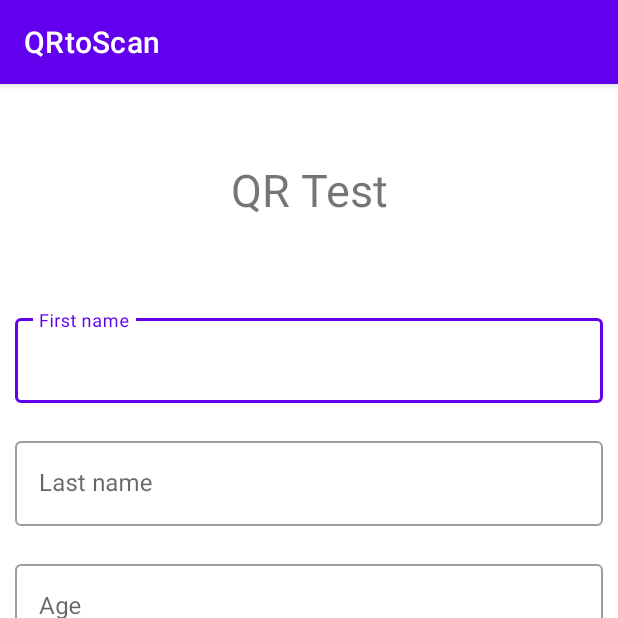
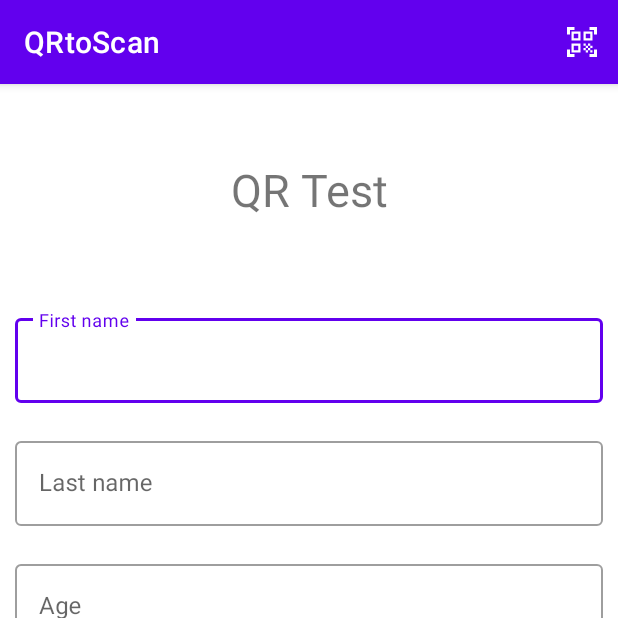
Before and after one commit to OuchattiKhadija/QR_code_demo, an Android app: the screen it shows after launch (MainActivity), on a phone screen of 412 x 824 dp, the top half of it. Run offline under Robolectric (Android 15) with nearby library versions, the phone set to English and light mode, and no system bars.

Commit message:
add scan function

```diff
--- a/app/build.gradle
+++ b/app/build.gradle
@@ -36,4 +36,5 @@ dependencies {
     androidTestImplementation 'androidx.test.ext:junit:1.1.3'
     androidTestImplementation 'androidx.test.espresso:espresso-core:3.4.0'
     implementation 'me.dm7.barcodescanner:zxing:1.9.13'
+    implementation 'com.journeyapps:zxing-android-embedded:3.4.0'
 }
--- /dev/null
+++ b/app/src/main/java/net/maribat/qrtoscan/CaptureAct.java
@@ -0,0 +1,6 @@
+package net.maribat.qrtoscan;
+
+import com.journeyapps.barcodescanner.CaptureActivity;
+
+public class CaptureAct extends CaptureActivity {
+}
--- a/app/src/main/java/net/maribat/qrtoscan/MainActivity.java
+++ b/app/src/main/java/net/maribat/qrtoscan/MainActivity.java
@@ -1,14 +1,19 @@
 package net.maribat.qrtoscan;
 
+import android.content.Intent;
 import android.graphics.Bitmap;
 import android.os.Bundle;
 import android.provider.MediaStore;
+import android.view.Menu;
+import android.view.MenuInflater;
+import android.view.MenuItem;
 import android.view.View;
 import android.widget.Button;
 import android.widget.ImageView;
 import android.widget.LinearLayout;
 import android.widget.Toast;
 
+import androidx.annotation.NonNull;
 import androidx.appcompat.app.AppCompatActivity;
 
 import com.google.android.material.textfield.TextInputEditText;
@@ -96,4 +101,27 @@ public class MainActivity extends AppCompatActivity {
         bitmap.setPixels(pixels, 0, 500, 0, 0, bitMatrixWidth, bitMatrixHeight);
         return bitmap;
     }
+
+
+    @Override
+    public boolean onCreateOptionsMenu(Menu menu) {
+        MenuInflater inflater = getMenuInflater();
+        inflater.inflate(R.menu.menu, menu);
+        return true;
+    }
+
+    @Override
+    public boolean onOptionsItemSelected(@NonNull MenuItem item) {
+        int id = item.getItemId();
+        Intent i;
+        switch (id) {
+            case R.id.go_to_scan:
+                //do something
+                i = new Intent(MainActivity.this, ScanQRCodeActivity.class);
+                startActivity(i);
+                return true;
+            default:
+                return super.onOptionsItemSelected(item);
+        }
+    }
 }
--- /dev/null
+++ b/app/src/main/res/drawable/ic_qr_code_scanner.xml
@@ -0,0 +1,5 @@
+<vector android:height="24dp" android:tint="#FFFFFF"
+    android:viewportHeight="24" android:viewportWidth="24"
+    android:width="24dp" xmlns:android="http://schemas.android.com/apk/res/android">
+    <path android:fillColor="@android:color/white" android:pathData="M9.5,6.5v3h-3v-3H9.5M11,5H5v6h6V5L11,5zM9.5,14.5v3h-3v-3H9.5M11,13H5v6h6V13L11,13zM17.5,6.5v3h-3v-3H17.5M19,5h-6v6h6V5L19,5zM13,13h1.5v1.5H13V13zM14.5,14.5H16V16h-1.5V14.5zM16,13h1.5v1.5H16V13zM13,16h1.5v1.5H13V16zM14.5,17.5H16V19h-1.5V17.5zM16,16h1.5v1.5H16V16zM17.5,14.5H19V16h-1.5V14.5zM17.5,17.5H19V19h-1.5V17.5zM22,7h-2V4h-3V2h5V7zM22,22v-5h-2v3h-3v2H22zM2,22h5v-2H4v-3H2V22zM2,2v5h2V4h3V2H2z"/>
+</vector>
--- /dev/null
+++ b/app/src/main/res/menu/menu.xml
@@ -0,0 +1,8 @@
+<?xml version="1.0" encoding="utf-8"?>
+<menu xmlns:android="http://schemas.android.com/apk/res/android"
+    xmlns:app="http://schemas.android.com/apk/res-auto">
+<item android:id="@+id/go_to_scan" android:title="Scan QRcode"
+    android:icon="@drawable/ic_qr_code_scanner"
+    app:showAsAction="always"
+    />
+</menu>
```
Also changed, not shown: app/src/main/AndroidManifest.xml (+14 -1 lines), app/src/main/java/net/maribat/qrtoscan/ScanQRCodeActivity.java (added, +67 -0 lines), app/src/main/res/layout/activity_scan_qrcode.xml (added, +22 -0 lines), app/src/main/res/drawable/icons_qr_code.png (added).
